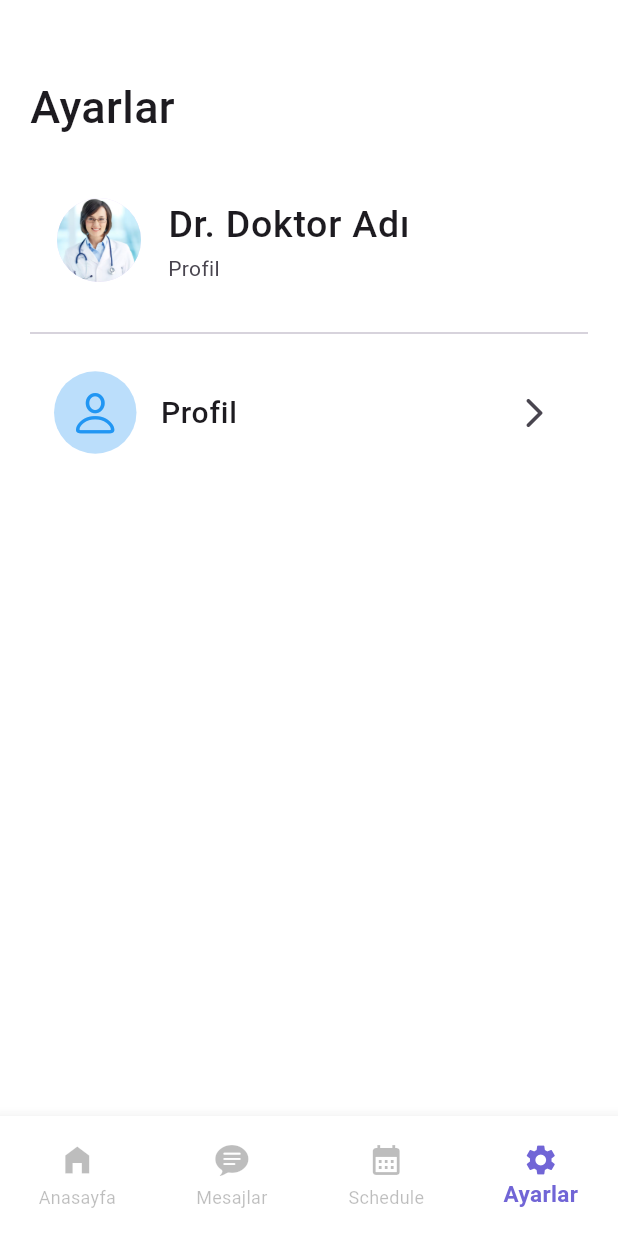
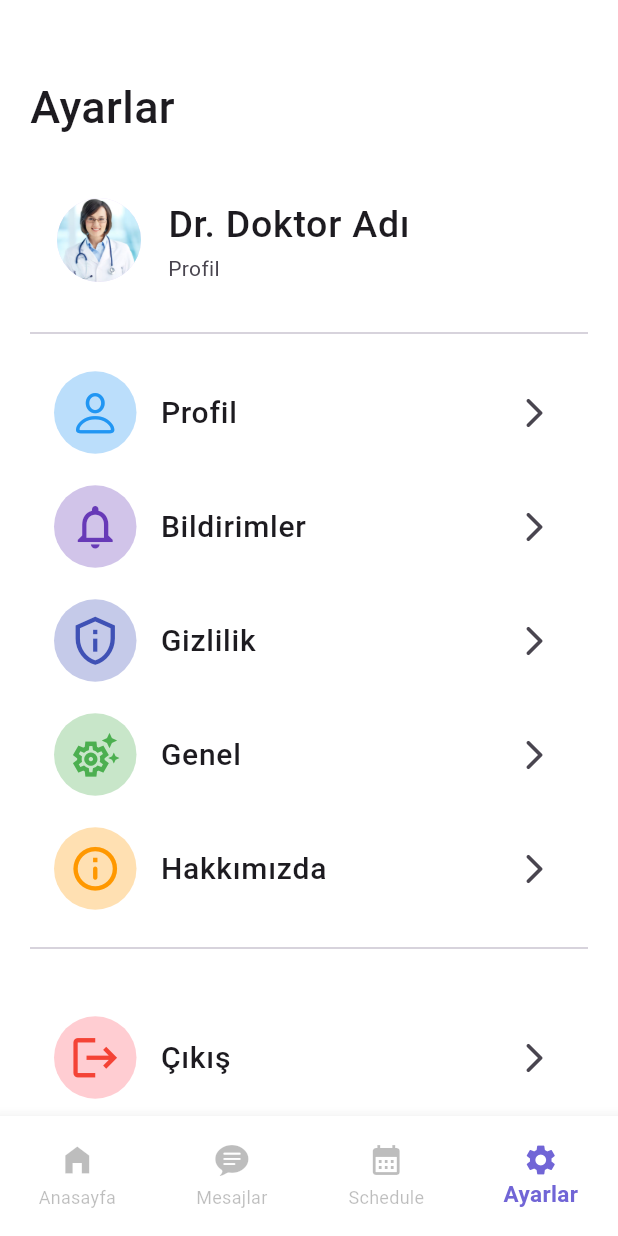
Before and after one commit to mmkocak/saglikapp, a Flutter app: the NavbarRoots screen opened directly, item 4 of the bottom bar chosen, on a phone screen of 412 x 824 dp. Run offline on Flutter 3.47's test engine with Material 3 defaults, Android fonts, the phone set to English and light mode, and no system bars.

Commit message:
Ayarlar sayfası tasarımı bitti

```diff
--- a/lib/view/appointment/appointment_screen.dart
+++ b/lib/view/appointment/appointment_screen.dart
@@ -2,7 +2,9 @@ import 'package:flutter/cupertino.dart';
 import 'package:flutter/material.dart';
 
 class AppointmentScreen extends StatelessWidget {
+
   AppointmentScreen({Key? key}) : super(key: key);
+
   List imgs = [
     "doctor1.jpg",
     "doctor2.jpg",
@@ -196,12 +198,12 @@ class AppointmentScreen extends StatelessWidget {
                         itemCount: 4,
                         itemBuilder: ((context, index) {
                           return Container(
-                            margin: EdgeInsets.all(10),
-                            padding: EdgeInsets.symmetric(vertical: 5),
+                            margin: const EdgeInsets.all(10),
+                            padding: const EdgeInsets.symmetric(vertical: 5),
                             decoration: BoxDecoration(
                               color: Colors.white,
                               borderRadius: BorderRadius.circular(10),
-                              boxShadow: [
+                              boxShadow: const [
                                 BoxShadow(
                                     color: Colors.black12,
                                     blurRadius: 4,
@@ -285,7 +287,7 @@ class AppointmentScreen extends StatelessWidget {
                       "Van, Erciş merkez",
                       style: TextStyle(fontWeight: FontWeight.bold),
                     ),
-                    subtitle: Text("tıp merkezinin adres hattı"),
+                    subtitle: const Text("tıp merkezinin adres hattı"),
                   ),
                 ],
               ),
--- a/lib/view/settings/settings_screen.dart
+++ b/lib/view/settings/settings_screen.dart
@@ -6,7 +6,8 @@ class SettingsScreen extends StatelessWidget {
 
   @override
   Widget build(BuildContext context) {
-    return Padding(
+    return SingleChildScrollView(
+      child: Padding(
         padding: const EdgeInsets.only(top: 50, left: 20, right: 20),
         child: Column(
           crossAxisAlignment: CrossAxisAlignment.start,
@@ -55,7 +56,118 @@ class SettingsScreen extends StatelessWidget {
               trailing: const Icon(Icons.arrow_forward_ios_rounded),
             ),
             const SizedBox(height: 20),
+             ListTile(
+              onTap: () {
+
+              },
+              leading: Container(
+                padding: const EdgeInsets.all(10),
+                decoration: BoxDecoration(
+                  color: Colors.deepPurple.shade100,
+                  shape: BoxShape.circle,
+                ),
+                 child: const Icon(
+                  Icons.notifications_outlined,
+                  color: Colors.deepPurple,
+                  size: 35,
+                ),
+              ),
+              title:const  Text("Bildirimler",
+              style: TextStyle(fontWeight: FontWeight.w500, fontSize: 20),
+              ),
+              trailing: const Icon(Icons.arrow_forward_ios_rounded),
+            ),
+             const SizedBox(height: 20),
+             ListTile(
+              onTap: () {
+
+              },
+              leading: Container(
+                padding: const EdgeInsets.all(10),
+                decoration: BoxDecoration(
+                  color: Colors.indigo.shade100,
+                  shape: BoxShape.circle,
+                ),
+                 child: const Icon(
+                  Icons.privacy_tip_outlined,
+                  color: Colors.indigo,
+                  size: 35,
+                ),
+              ),
+              title:const  Text("Gizlilik",
+              style: TextStyle(fontWeight: FontWeight.w500, fontSize: 20),
+              ),
+              trailing: const Icon(Icons.arrow_forward_ios_rounded),
+            ),
+             const SizedBox(height: 20),
+             ListTile(
+              onTap: () {
+
+              },
+              leading: Container(
+                padding: const EdgeInsets.all(10),
+                decoration: BoxDecoration(
+                  color: Colors.green.shade100,
+                  shape: BoxShape.circle,
+                ),
+                 child: const Icon(
+                  Icons.settings_suggest_outlined,
+                  color: Colors.green,
+                  size: 35,
+                ),
+              ),
+              title:const  Text("Genel",
+              style: TextStyle(fontWeight: FontWeight.w500, fontSize: 20),
+              ),
+              trailing: const Icon(Icons.arrow_forward_ios_rounded),
+            ),
+             const SizedBox(height: 20),
+             ListTile(
+              onTap: () {
+
+              },
+              leading: Container(
+                padding: const EdgeInsets.all(10),
+                decoration: BoxDecoration(
+                  color: Colors.orange.shade100,
+                  shape: BoxShape.circle,
+                ),
+                 child: const Icon(
+                  Icons.info_outline_rounded,
+                  color: Colors.orange,
+                  size: 35,
+                ),
+              ),
+              title:const  Text("Hakkımızda",
+              style: TextStyle(fontWeight: FontWeight.w500, fontSize: 20),
+              ),
+              trailing: const Icon(Icons.arrow_forward_ios_rounded),
+            ),
+            const Divider(height: 50,),
+             const SizedBox(height: 20),
+             ListTile(
+              onTap: () {
+
+              },
+              leading: Container(
+                padding: const EdgeInsets.all(10),
+                decoration: BoxDecoration(
+                  color: Colors.red.shade100,
+                  shape: BoxShape.circle,
+                ),
+                 child: const Icon(
+                  Icons.logout,
+                  color: Colors.red,
+                  size: 35,
+                ),
+              ),
+              title:const  Text("Çıkış",
+              style: TextStyle(fontWeight: FontWeight.w500, fontSize: 20),
+              ),
+              trailing: const Icon(Icons.arrow_forward_ios_rounded),
+            ),
           ],
+        ),
       ),
     );
   }
```
Lines whose indentation alone changed are shown as unchanged.
